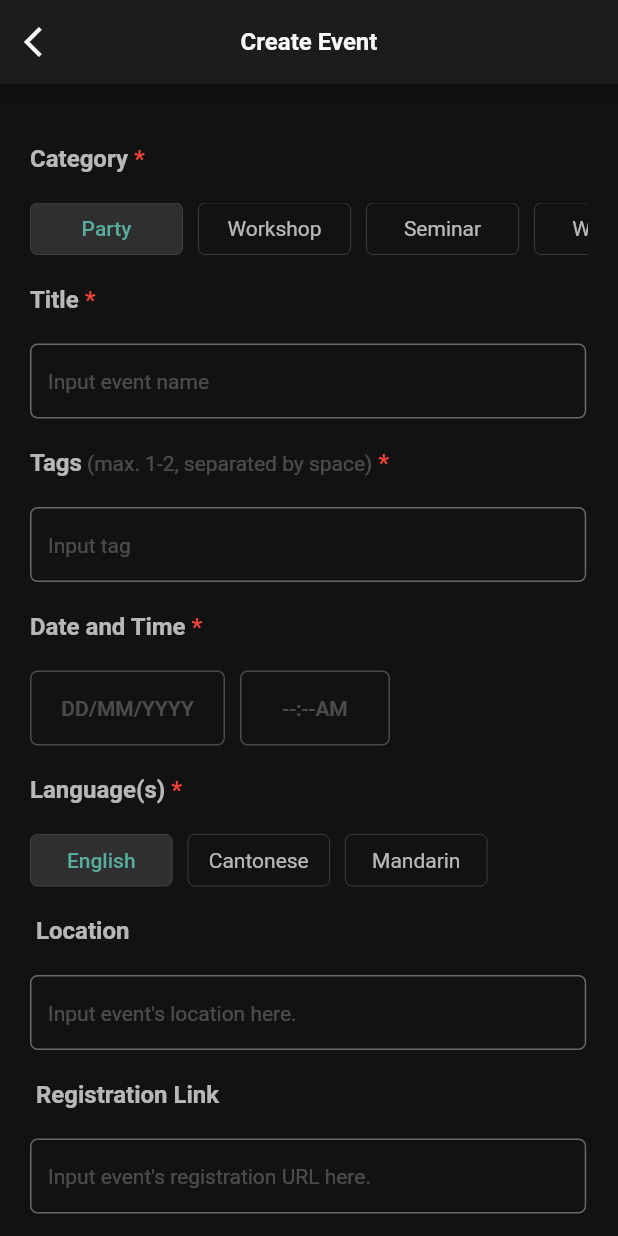
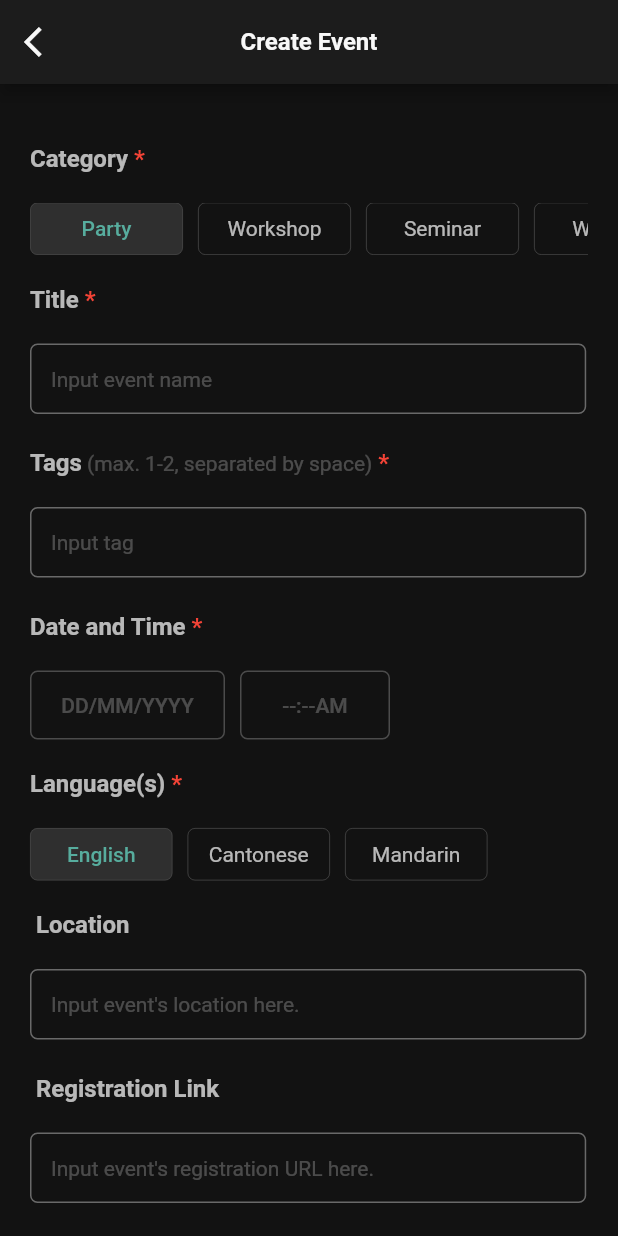
Before and after one commit to seoyoungk0909/INUS, a Flutter app: the EventWritePage screen opened by its route, on a phone screen of 412 x 824 dp. Run offline on Flutter 3.47's test engine with Material 2 defaults, Android fonts, the phone set to English and light mode, and no system bars; our stand-ins replace cloud_firestore, firebase_auth, firebase_core, flutter_html, flutter_keyboard_visibility, flutter_speed_dial and 2 more; accounts and stored records are empty; project files that could hold a hidden picture were left out.

Commit message:
event write: fix cropped text

```diff
--- a/lib/views/event_write_page.dart
+++ b/lib/views/event_write_page.dart
@@ -412,6 +412,8 @@ class EventWritePageState extends State<EventWritePage> {
                                 width: 1, color: ApdiColors.lineGrey),
                             borderRadius: BorderRadius.circular(5.0),
                           ),
+                          isDense: true,
+                          contentPadding: const EdgeInsets.all(14),
                           focusedBorder: OutlineInputBorder(
                             borderSide: BorderSide(
                                 width: 1, color: ApdiColors.themeGreen),
@@ -478,6 +480,8 @@ class EventWritePageState extends State<EventWritePage> {
                                 color: ApdiColors.themeGreen), //<-- SEE HERE
                             borderRadius: BorderRadius.circular(5.0),
                           ),
+                          isDense: true,
+                          contentPadding: const EdgeInsets.all(14),
                           border: OutlineInputBorder(
                             borderSide: BorderSide(
                                 width: 1,
@@ -515,7 +519,7 @@ class EventWritePageState extends State<EventWritePage> {
                       child: Row(children: <Widget>[
                         SizedBox(
                             width: 130,
-                            height: 50,
+                            height: 46,
                             child: OutlinedButton(
                               style: ButtonStyle(
                                 side: MaterialStateProperty.all(BorderSide(
@@ -546,7 +550,7 @@ class EventWritePageState extends State<EventWritePage> {
                         const SizedBox(width: 10),
                         SizedBox(
                             width: 100,
-                            height: 50,
+                            height: 46,
                             child: OutlinedButton(
                               style: ButtonStyle(
                                 side: MaterialStateProperty.all(
@@ -673,6 +677,8 @@ class EventWritePageState extends State<EventWritePage> {
                                 color: ApdiColors.themeGreen), //<-- SEE HERE
                             borderRadius: BorderRadius.circular(5.0),
                           ),
+                          isDense: true,
+                          contentPadding: const EdgeInsets.all(14),
                           border: OutlineInputBorder(
                             borderSide: BorderSide(
                                 width: 1,
@@ -708,6 +714,8 @@ class EventWritePageState extends State<EventWritePage> {
                                 color: ApdiColors.themeGreen), //<-- SEE HERE
                             borderRadius: BorderRadius.circular(5.0),
                           ),
+                          isDense: true,
+                          contentPadding: const EdgeInsets.all(14),
                           border: OutlineInputBorder(
                             borderSide: BorderSide(
                                 width: 1,
@@ -743,6 +751,8 @@ class EventWritePageState extends State<EventWritePage> {
                               color: ApdiColors.themeGreen), //<-- SEE HERE
                           borderRadius: BorderRadius.circular(5.0),
                         ),
+                        isDense: true,
+                        contentPadding: const EdgeInsets.all(14),
                         border: OutlineInputBorder(
                           borderSide: BorderSide(
                               width: 1,
```
